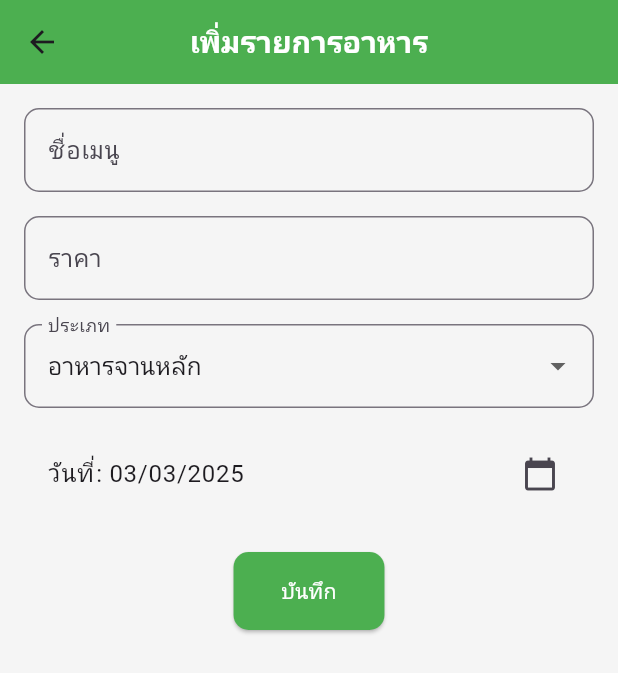
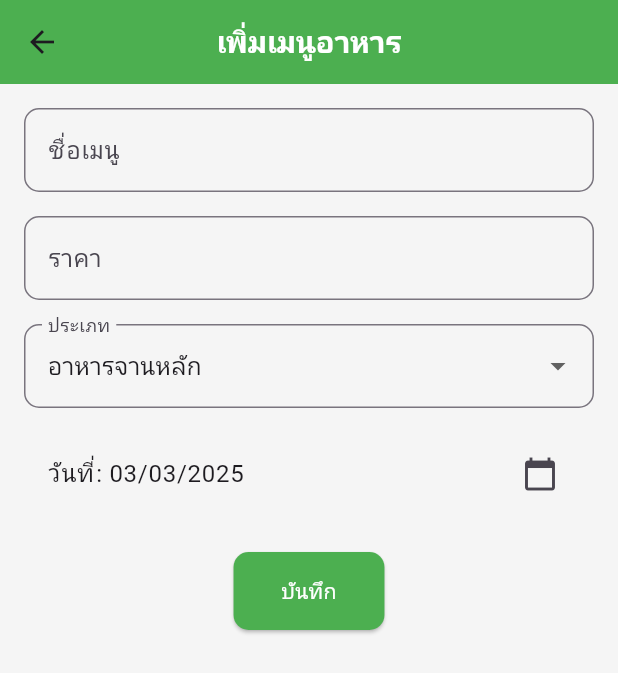
Before and after one commit to Chitsanuphongy65/Restaurant_App, a Flutter app: the AddPage screen opened directly, on a phone screen of 412 x 824 dp. Shown: the top 673 px of the screen. Run offline on Flutter 3.47's test engine with Material 3 defaults, Android fonts, the phone set to English and light mode, and no system bars.

Commit message:
first commit

```diff
--- a/lib/add_page.dart
+++ b/lib/add_page.dart
@@ -34,7 +34,7 @@ class _AddPageState extends State<AddPage> {
   Widget build(BuildContext context) {
     return Scaffold(
       appBar: AppBar(
-        title: Text('เพิ่มรายการอาหาร'),
+        title: Text('เพิ่มเมนูอาหาร'),
       ),
       body: Padding(
         padding: const EdgeInsets.all(16.0),
```
Also changed, not shown: 1 other file.
